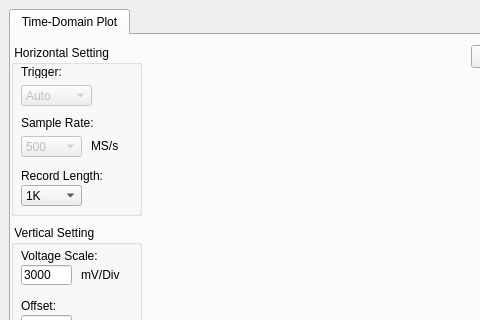
This is TimeDomainPlot.ui in Mike-Song/TimeDomainPlot-new as Qt 5 draws it before an edit; both pictures show x 0 to 480 and y 0 to 320 of the 1300 by 720 pixel window. The edited form follows.
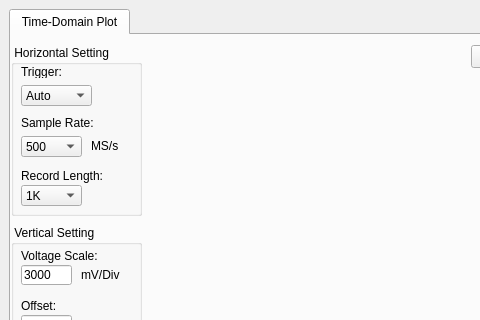
This is the edited form.

Patch:
```diff
--- a/TimeDomainPlot.ui
+++ b/TimeDomainPlot.ui
@@ -59,7 +59,7 @@
         </property>
         <widget class="QComboBox" name="comboBox_TriggerDomain">
          <property name="enabled">
-          <bool>false</bool>
+          <bool>true</bool>
          </property>
          <property name="geometry">
           <rect>
@@ -134,7 +134,7 @@
         </widget>
         <widget class="QComboBox" name="comboBox_SampleRate">
          <property name="enabled">
-          <bool>false</bool>
+          <bool>true</bool>
          </property>
          <property name="geometry">
           <rect>
```
